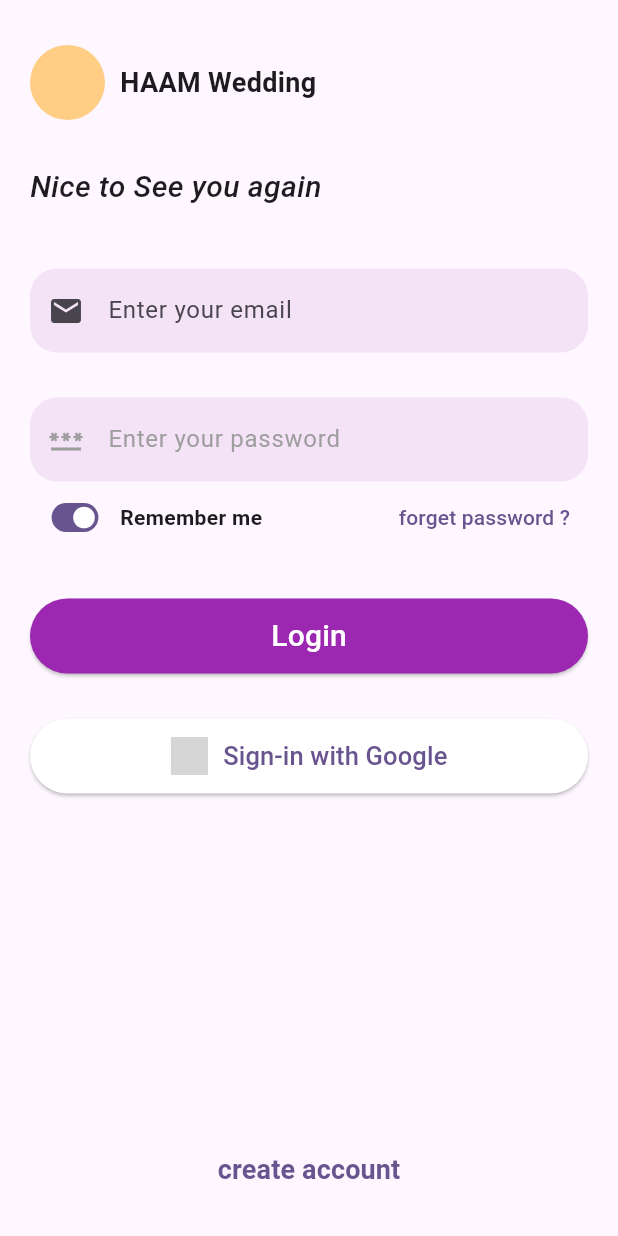
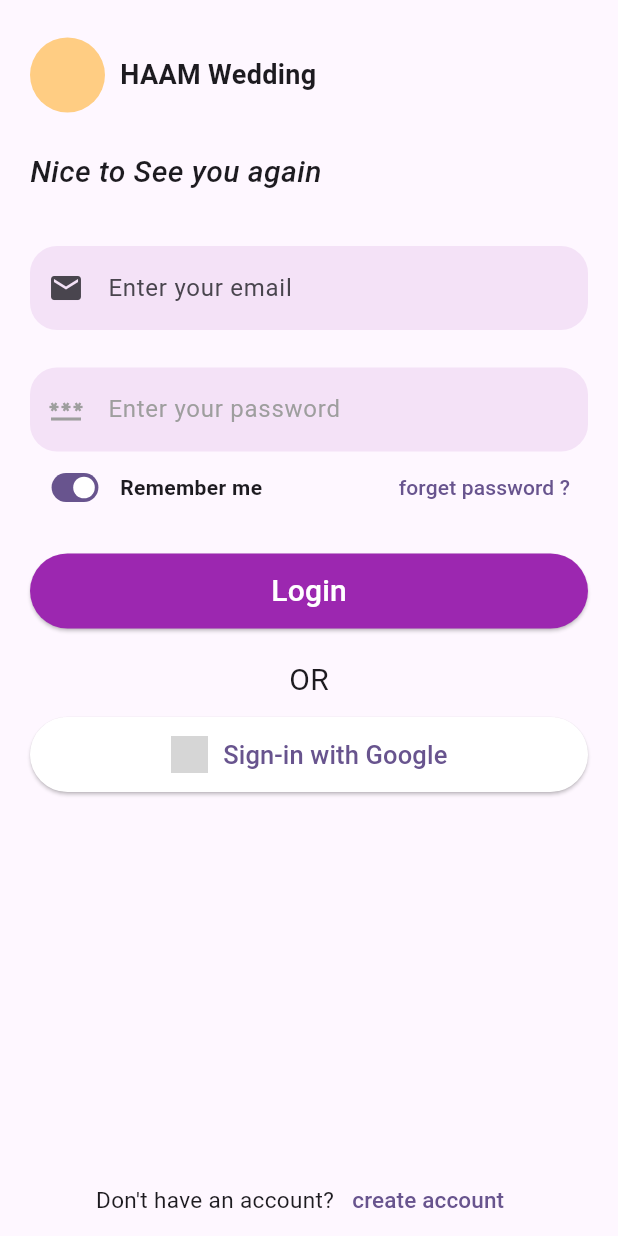
Before and after one commit to irfanMaitexa/wedweel, a Flutter app: the screen it shows after launch, on a phone screen of 412 x 824 dp. Run offline on Flutter 3.47's test engine with Material 3 defaults, Android fonts, the phone set to English and light mode, and no system bars; network calls fail; grey boxes are pictures that could not be loaded.

Commit message:
created some space

```diff
--- a/lib/user/screen/lok.dart
+++ b/lib/user/screen/lok.dart
@@ -14,7 +14,7 @@ class Lok extends StatelessWidget {
             child: Column(
               children: [
                 const SizedBox(
-                  height: 30,
+                  height: 25,
                 ),
                 Row(
                   children: [
@@ -35,7 +35,7 @@ class Lok extends StatelessWidget {
                   ],
                 ),
                 const SizedBox(
-                  height: 30,
+                  height: 25,
                 ),
                 Container(
                   alignment: Alignment.centerLeft,
@@ -48,7 +48,7 @@ class Lok extends StatelessWidget {
                   ),
                 ),
                 const SizedBox(
-                  height: 40,
+                  height: 35,
                 ),
                 TextFormField(
                   decoration: InputDecoration(
@@ -62,7 +62,7 @@ class Lok extends StatelessWidget {
                   ),
                 ),
                 const SizedBox(
-                  height: 30,
+                  height: 25,
                 ),
                 TextFormField(
                   obscureText: true,
@@ -99,7 +99,7 @@ class Lok extends StatelessWidget {
                   ],
                 ),
                 const SizedBox(
-                  height: 30,
+                  height: 20,
                 ),
                 ElevatedButton(
                   style: ElevatedButton.styleFrom(
@@ -118,7 +118,14 @@ class Lok extends StatelessWidget {
                   ),
                 ),
                 const SizedBox(
-                  height: 30,
+                  height: 20,
+                ),
+                const Text(
+                  'OR',
+                  style: TextStyle(fontSize: 20),
+                ),
+                const SizedBox(
+                  height: 10,
                 ),
                 ElevatedButton(
                   style: ElevatedButton.styleFrom(
@@ -153,17 +160,29 @@ class Lok extends StatelessWidget {
                 ),
                 Spacer(),
                 SizedBox(
-                  height: 1,
+                  height: 20,
+                ),
+                Row(
+                  mainAxisAlignment: MainAxisAlignment.center,
+                  children: [
+                    Container(
+                      child: Text(
+                        "Don't have an account?",
+                        style: TextStyle(
+                          fontSize: 15,
+                        ),
+                      ),
                     ),
                     TextButton(
                       onPressed: () {},
                       child: const Text(
                         'create account',
-                    style: TextStyle(fontSize: 18, fontWeight: FontWeight.bold),
+                        style: TextStyle(
+                          fontSize: 15,
                         ),
                       ),
-                const SizedBox(
-                  height: 20,
+                    ),
+                  ],
                 ),
               ],
             ),
```
Lines whose indentation alone changed are shown as unchanged.
